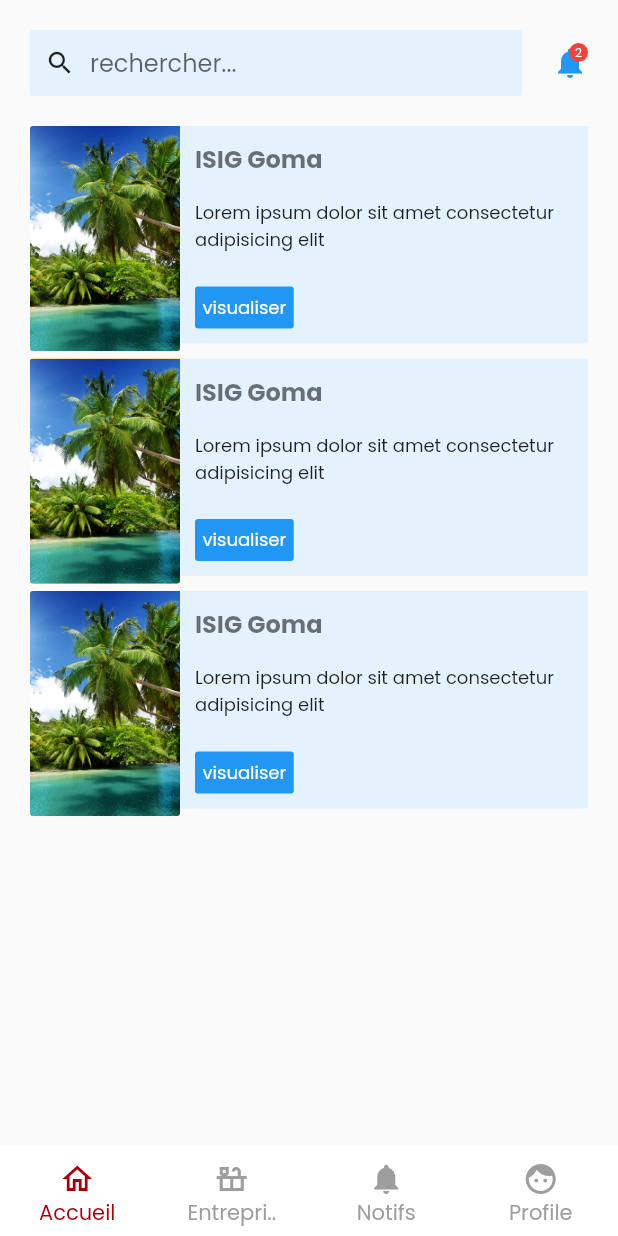
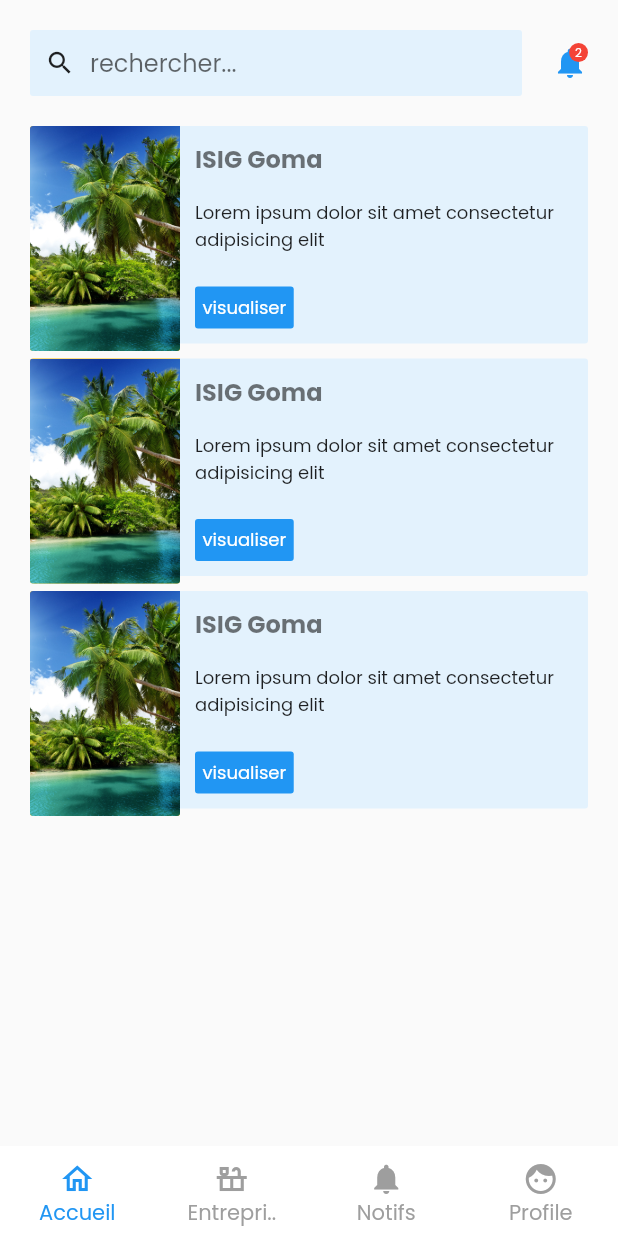
Before and after one commit to Optimus-ged/test_project, a Flutter app: the Principal screen opened directly, on a phone screen of 412 x 824 dp. Run offline on Flutter 3.47's test engine with Material 2 defaults, Android fonts, the phone set to English and light mode, and no system bars; our stand-ins replace bloc, equatable, flutter_bloc, fluttertoast, get_it, shared_preferences; accounts and stored records are empty.

Commit message:
Error fixed when implementing bottom navigation

```diff
--- a/lib/ui/screens/mission_page.dart
+++ b/lib/ui/screens/mission_page.dart
@@ -170,7 +170,9 @@ class MissionPage extends StatelessWidget {
   }
 
   Widget _buildItemList() {
-    return Column(
+    return Padding(
+      padding: const EdgeInsets.only(bottom: 10),
+      child: Column(
         children: [
           _buildMissionItem(),
           _buildMissionItem(),
@@ -182,6 +184,7 @@ class MissionPage extends StatelessWidget {
           // _buildMissionItem(),
           // _buildMissionItem(),
         ],
+      ),
     );
   }
 }
--- a/lib/ui/screens/principal.dart
+++ b/lib/ui/screens/principal.dart
@@ -15,7 +15,6 @@ class _PrincipalState extends State<Principal> {
   final PageStorageBucket bucket = PageStorageBucket();
   Widget currentScreen;
 
-
   @override
   void initState() {
     // BlocProvider.of<GetAllEnterpriseBloc>(context)
@@ -23,9 +22,7 @@ class _PrincipalState extends State<Principal> {
 
     // tz.initializeTimeZones();
 
-    currentScreen = MissionPage(
-
-    );
+    currentScreen = MissionPage();
     super.initState();
   }
 
@@ -61,15 +58,12 @@ class _PrincipalState extends State<Principal> {
                         SizedBox(height: 10),
                         Icon(
                           Icons.home_outlined,
-                          color:
-                              currentTap == 0 ? Color(0xffAA000A) : Colors.grey,
+                          color: currentTap == 0 ? Colors.blue : Colors.grey,
                         ),
                         Text(
                           'Accueil',
                           style: TextStyle(
-                            color: currentTap == 0
-                                ? Color(0xffAA000A)
-                                : Colors.grey,
+                            color: currentTap == 0 ? Colors.blue : Colors.grey,
                           ),
                         )
                       ],
@@ -94,15 +88,12 @@ class _PrincipalState extends State<Principal> {
                         SizedBox(height: 10),
                         Icon(
                           Icons.countertops_outlined,
-                          color:
-                              currentTap == 1 ? Color(0xffAA000A) : Colors.grey,
+                          color: currentTap == 1 ? Colors.blue : Colors.grey,
                         ),
                         Text(
                           'Entrepri..',
                           style: TextStyle(
-                            color: currentTap == 1
-                                ? Color(0xffAA000A)
-                                : Colors.grey,
+                            color: currentTap == 1 ? Colors.blue : Colors.grey,
                           ),
                         )
                       ],
@@ -119,7 +110,7 @@ class _PrincipalState extends State<Principal> {
                     onPressed: () {
                       setState(() {
                         currentScreen = MissionPage();
-                        currentTap = 3;
+                        currentTap = 2;
                       });
                     },
                     child: Column(
@@ -127,15 +118,12 @@ class _PrincipalState extends State<Principal> {
                         SizedBox(height: 10),
                         Icon(
                           Icons.notifications,
-                          color:
-                              currentTap == 3 ? Color(0xffAA000A) : Colors.grey,
+                          color: currentTap == 2 ? Colors.blue : Colors.grey,
                         ),
                         Text(
                           'Notifs',
                           style: TextStyle(
-                            color: currentTap == 3
-                                ? Color(0xffAA000A)
-                                : Colors.grey,
+                            color: currentTap == 2 ? Colors.blue : Colors.grey,
                           ),
                         )
                       ],
@@ -150,7 +138,7 @@ class _PrincipalState extends State<Principal> {
                     onPressed: () {
                       setState(() {
                         currentScreen = MissionPage();
-                        currentTap = 2;
+                        currentTap = 3;
                       });
                     },
                     child: Column(
@@ -158,15 +146,12 @@ class _PrincipalState extends State<Principal> {
                         SizedBox(height: 10),
                         Icon(
                           Icons.face,
-                          color:
-                              currentTap == 2 ? Color(0xffAA000A) : Colors.grey,
+                          color: currentTap == 3 ? Colors.blue : Colors.grey,
                         ),
                         Text(
                           'Profile',
                           style: TextStyle(
-                            color: currentTap == 2
-                                ? Color(0xffAA000A)
-                                : Colors.grey,
+                            color: currentTap == 3 ? Colors.blue : Colors.grey,
                           ),
                         )
                       ],
```
Lines whose indentation alone changed are shown as unchanged.
